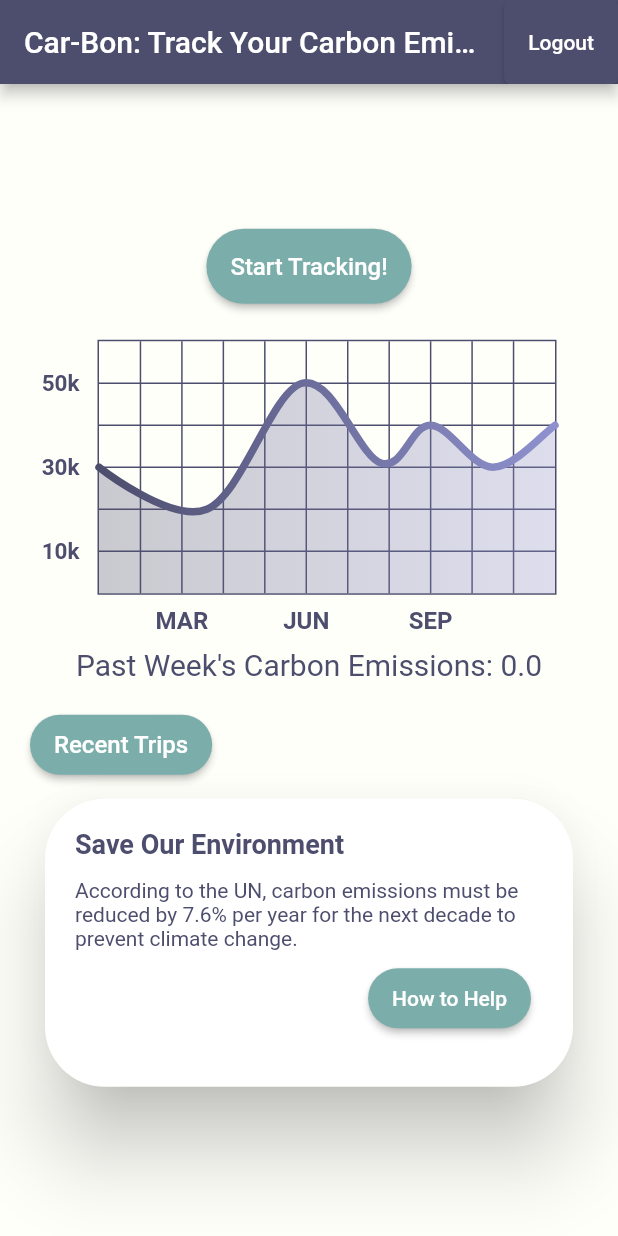
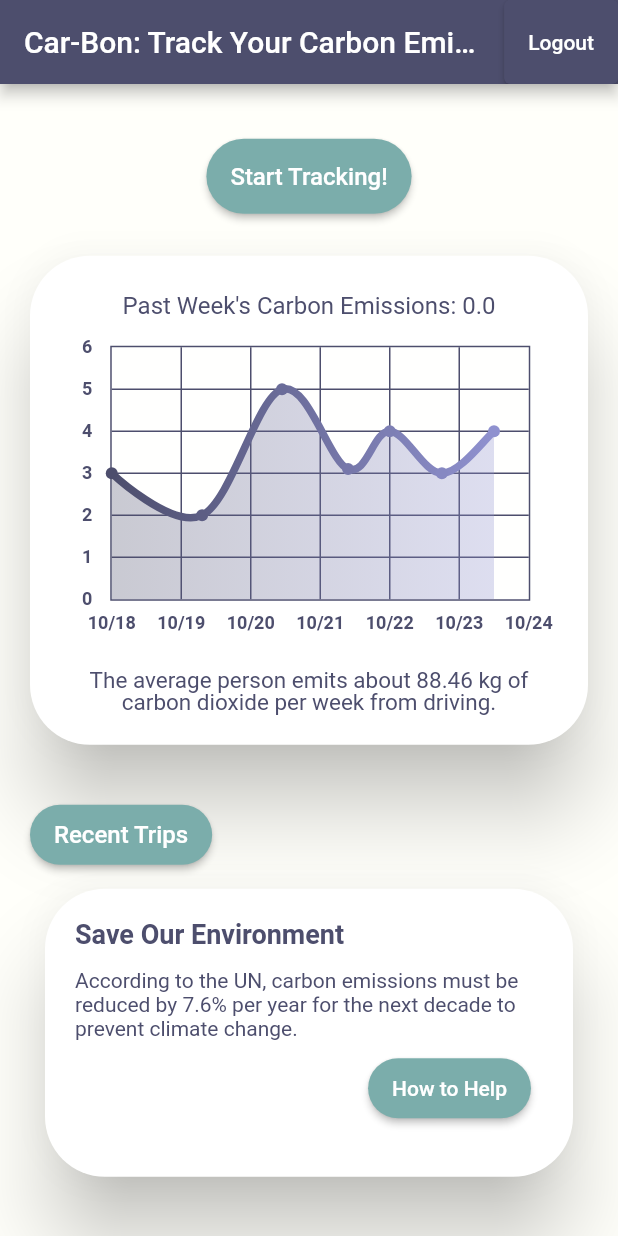
Before and after one commit to fwang356/carbon, a Flutter app: the MyHomePage screen opened directly, on a phone screen of 412 x 824 dp. Run offline on Flutter 3.47's test engine with Material 2 defaults, Android fonts, the phone set to English and light mode, and no system bars; drawn by our look-alikes of fl_chart; our stand-ins replace cloud_firestore, firebase_auth, firebase_core, google_maps_flutter, location; missing offline and left inert: flutter_polyline_points; accounts and stored records are empty; Roboto replaces fonts that are missing (Montserrat).

Commit message:
populate front end

```diff
--- a/lib/drive.dart
+++ b/lib/drive.dart
@@ -1,6 +1,5 @@
 import 'package:google_maps_flutter/google_maps_flutter.dart';
 import 'package:location/location.dart';
-import 'package:flutter_blue/flutter_blue.dart';
 
 class Drive {
   double distance = 0;
--- a/lib/home_page.dart
+++ b/lib/home_page.dart
@@ -5,6 +5,7 @@ import 'package:firebase_auth/firebase_auth.dart';
 import 'package:flutter/material.dart';
 import 'package:location/location.dart';
 import 'package:fl_chart/fl_chart.dart';
+import 'package:intl/intl.dart';
 import 'dart:math';
 import 'help.dart';
 import 'trips.dart';
@@ -27,6 +28,7 @@ class _MyHomePageState extends State<MyHomePage> {
   FirebaseAuth auth = FirebaseAuth.instance;
   double weeklySum = 0;
   List<double> emissions = [];
+  DateTime today;
 
   List<Color> gradientColors = [
     const Color(0xff4d4e6d),
@@ -36,7 +38,7 @@ class _MyHomePageState extends State<MyHomePage> {
   @override
   void initState() {
     super.initState();
-    DateTime today = DateTime.now();
+    today = DateTime.now();
     DateTime weekAgo = DateTime(today.year, today.month, today.day - 8);
 
     firestore.collection("users").doc(auth.currentUser.uid).collection("drives").where(
@@ -78,7 +80,6 @@ class _MyHomePageState extends State<MyHomePage> {
     Drive drive = Drive();
     drive.date = DateTime.now();
 
-    // TODO: Move initialization code
     _serviceEnabled = await location.serviceEnabled();
     if (!_serviceEnabled) {
       _serviceEnabled = await location.requestService();
@@ -180,9 +181,29 @@ class _MyHomePageState extends State<MyHomePage> {
                       ))),
 
                 Padding(
-                  padding: const EdgeInsets.only(right: 20),
+                  padding: const EdgeInsets.only(left: 16, right: 16, bottom: 16),
+                  child: Card(
+                    elevation: 24,
+                    color: const Color(0xFFFFFFFF),
+                    shape: RoundedRectangleBorder(
+                      borderRadius: BorderRadius.circular(40),
+                    ),
+                    child: Column(
+                      mainAxisSize: MainAxisSize.max,
+                      children: <Widget>[
+                        Padding(
+                          padding: const EdgeInsets.only(left: 20, right: 20, top: 20),
+                          child: Text(
+                              "Past Week's Carbon Emissions: $weeklySum",
+                              style: const TextStyle(
+                                  fontSize: 16,
+                                  height: 1.5)),
+                        ),
+
+                        Padding(
+                          padding: const EdgeInsets.only(left: 5, top: 16, bottom: 16, right: 30),
                           child: SizedBox(
-                      width: 350,
+                              width: 320,
                               height: 200,
                               child: LineChart(
                                 LineChartData(
@@ -215,15 +236,48 @@ class _MyHomePageState extends State<MyHomePage> {
                                       getTextStyles: (context, value) => const TextStyle(
                                           color: Color(0xff4d4e6d),
                                           fontWeight: FontWeight.bold,
-                                  fontSize: 16),
+                                          fontSize: 12),
                                       getTitles: (value) {
+                                        List<DateTime> dates = [];
+                                        for (int i = 0; i < 7; i++) {
+                                          dates.add(DateTime(today.year, today.month, today.day - i));
+                                        }
                                         switch (value.toInt()) {
+                                          case 12:
+                                            if (dates.isEmpty) {
+                                              return '';
+                                            }
+                                            return DateFormat('MM/dd').format(dates[0]);
+                                          case 10:
+                                            if (dates.length < 2) {
+                                              return '';
+                                            }
+                                            return DateFormat('MM/dd').format(dates[1]);
+                                          case 8:
+                                            if (dates.length < 3) {
+                                              return '';
+                                            }
+                                            return DateFormat('MM/dd').format(dates[2]);
+                                          case 6:
+                                            if (dates.length < 4) {
+                                              return '';
+                                            }
+                                            return DateFormat('MM/dd').format(dates[3]);
+                                          case 4:
+                                            if (dates.length < 5) {
+                                              return '';
+                                            }
+                                            return DateFormat('MM/dd').format(dates[4]);
                                           case 2:
-                                    return 'MAR';
-                                  case 5:
-                                    return 'JUN';
-                                  case 8:
-                                    return 'SEP';
+                                            if (dates.length < 6) {
+                                              return '';
+                                            }
+                                            return DateFormat('MM/dd').format(dates[5]);
+                                          case 0:
+                                            if (dates.length < 7) {
+                                              return '';
+                                            }
+                                            return DateFormat('MM/dd').format(dates[6]);
                                         }
                                         return '';
                                       },
@@ -235,20 +289,9 @@ class _MyHomePageState extends State<MyHomePage> {
                                       getTextStyles: (context, value) => const TextStyle(
                                         color: Color(0xff4d4e6d),
                                         fontWeight: FontWeight.bold,
-                                fontSize: 15,
+                                        fontSize: 12,
                                       ),
-                              getTitles: (value) {
-                                switch (value.toInt()) {
-                                  case 1:
-                                    return '10k';
-                                  case 3:
-                                    return '30k';
-                                  case 5:
-                                    return '50k';
-                                }
-                                return '';
-                              },
-                              reservedSize: 32,
+                                      reservedSize: 28,
                                       margin: 12,
                                     ),
                                   ),
@@ -257,7 +300,7 @@ class _MyHomePageState extends State<MyHomePage> {
                                       border: Border.all(
                                           color: const Color(0xff4d4e6d), width: 1)),
                                   minX: 0,
-                          maxX: 11,
+                                  maxX: 12,
                                   minY: 0,
                                   maxY: 6,
                                   lineBarsData: [
@@ -276,7 +319,7 @@ class _MyHomePageState extends State<MyHomePage> {
                                       barWidth: 5,
                                       isStrokeCapRound: true,
                                       dotData: FlDotData(
-                                show: false,
+                                        show: true,
                                       ),
                                       belowBarData: BarAreaData(
                                         show: true,
@@ -290,12 +333,23 @@ class _MyHomePageState extends State<MyHomePage> {
                               )),
                         ),
 
-                const Text(
-                    "Past Week's Carbon Emissions: 0.0", // TODO: Query weekly distance from Firestore.
+                        const Padding(
+                          padding: EdgeInsets.only(left: 20, right: 20, bottom: 20),
+                          child: Text(
+                              "The average person emits about 88.46 kg of carbon dioxide per week from driving.",
                               style: TextStyle(
-                        fontSize: 20,
-                        height:
-                            1.5)), // TODO: Change distance to past week carbon emissions
+                                  fontSize: 15,
+                                  height: 1),
+                                  textAlign: TextAlign.center),
+                        ),
+                      ]
+                    )
+
+
+                  )
+
+                ),
+
 
                 Padding(
                     padding: const EdgeInsets.only(top: 16, bottom: 8),
@@ -378,31 +432,3 @@ https://www.epa.gov/greenvehicles/greenhouse-gas-emissions-typical-passenger-veh
 https://www.epa.gov/transportation-air-pollution-and-climate-change/what-you-can-do-reduce-pollution-vehicles-and
 https://oceanfdn.org/how-to-reduce-your-carbon-footprint-in-the-car/
 */
-
-class Bullet extends Text {
-  const Bullet(
-    String data, {
-    Key key,
-    TextStyle style,
-    TextAlign textAlign,
-    TextDirection textDirection,
-    Locale locale,
-    bool softWrap,
-    TextOverflow overflow,
-    double textScaleFactor,
-    int maxLines,
-    String semanticsLabel,
-  }) : super(
-          '• $data',
-          key: key,
-          style: style,
-          textAlign: textAlign,
-          textDirection: textDirection,
-          locale: locale,
-          softWrap: softWrap,
-          overflow: overflow,
-          textScaleFactor: textScaleFactor,
-          maxLines: maxLines,
-          semanticsLabel: semanticsLabel,
-        );
-}
--- a/lib/trips.dart
+++ b/lib/trips.dart
@@ -208,3 +208,31 @@ class _TripState extends State<TripPage> {
     );
   }
 }
+
+class Bullet extends Text {
+  const Bullet(
+      String data, {
+        Key key,
+        TextStyle style,
+        TextAlign textAlign,
+        TextDirection textDirection,
+        Locale locale,
+        bool softWrap,
+        TextOverflow overflow,
+        double textScaleFactor,
+        int maxLines,
+        String semanticsLabel,
+      }) : super(
+    '• $data',
+    key: key,
+    style: style,
+    textAlign: textAlign,
+    textDirection: textDirection,
+    locale: locale,
+    softWrap: softWrap,
+    overflow: overflow,
+    textScaleFactor: textScaleFactor,
+    maxLines: maxLines,
+    semanticsLabel: semanticsLabel,
+  );
+}
--- a/pubspec.yaml
+++ b/pubspec.yaml
@@ -34,7 +34,6 @@ dependencies:
   # The following adds the Cupertino Icons font to your application.
   # Use with the CupertinoIcons class for iOS style icons.
   cupertino_icons: ^1.0.2
-  flutter_blue: ^0.7.2
   location: ^4.2.0
   url_launcher: ^6.0.12
   fl_chart: ^0.40.2
@@ -43,7 +42,7 @@ dependencies:
   cloud_firestore: ^2.5.3
   google_maps_flutter: ^2.0.11
   flutter_polyline_points: ^1.0.0
-  flutter_bluetooth_serial: ^0.4.0
+  intl: ^0.17.0
 
 dev_dependencies:
   flutter_test:
```
Also changed, not shown: pubspec.lock. Lines whose indentation alone changed are shown as unchanged.
